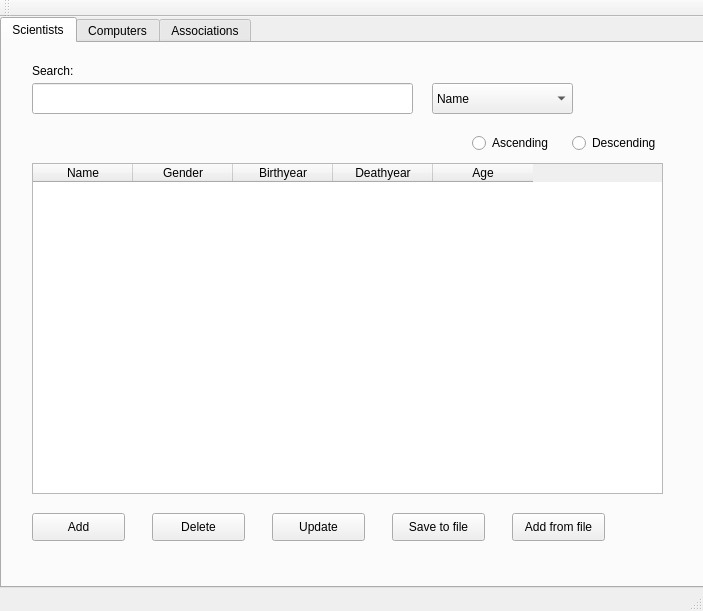
This is mainwindow.ui in marthagb/VLN1-Skil-3 as Qt 5 draws it before an edit. The edited form follows.
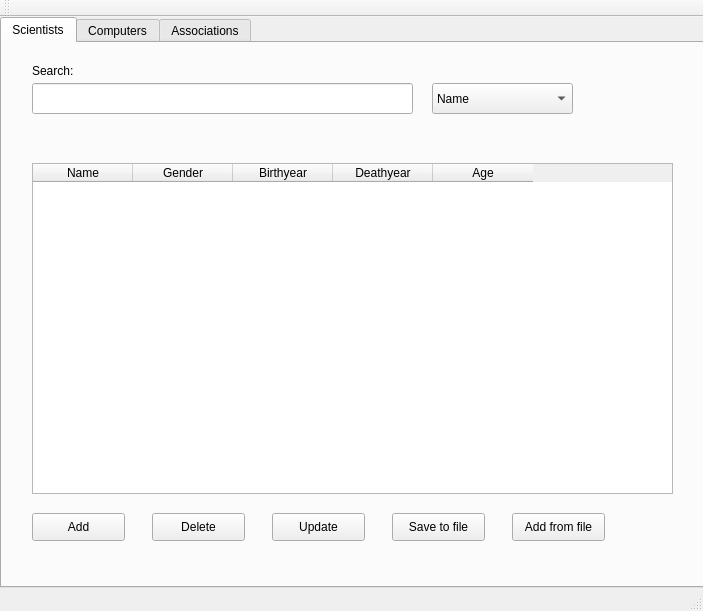
This is the edited form.

Commit message: sort komið í töflu og byrjar á scientists

Diff of the .ui file:
```diff
--- a/mainwindow.ui
+++ b/mainwindow.ui
@@ -29,6 +29,9 @@
     <property name="currentIndex">
      <number>0</number>
     </property>
+    <property name="elideMode">
+     <enum>Qt::ElideMiddle</enum>
+    </property>
     <widget class="QWidget" name="scientistsTab">
      <attribute name="title">
       <string>Scientists</string>
@@ -38,10 +41,19 @@
        <rect>
         <x>30</x>
         <y>120</y>
-        <width>631</width>
+        <width>641</width>
         <height>331</height>
        </rect>
       </property>
+      <property name="sizeAdjustPolicy">
+       <enum>QAbstractScrollArea::AdjustIgnored</enum>
+      </property>
+      <property name="editTriggers">
+       <set>QAbstractItemView::NoEditTriggers</set>
+      </property>
+      <property name="sortingEnabled">
+       <bool>true</bool>
+      </property>
       <column>
        <property name="text">
         <string>Name</string>
@@ -113,32 +125,6 @@
        </property>
       </item>
      </widget>
-     <widget class="QRadioButton" name="ascendingRadioButtonScientists">
-      <property name="geometry">
-       <rect>
-        <x>470</x>
-        <y>90</y>
-        <width>95</width>
-        <height>20</height>
-       </rect>
-      </property>
-      <property name="text">
-       <string>Ascending</string>
-      </property>
-     </widget>
-     <widget class="QRadioButton" name="descendingRadioButtonScientists">
-      <property name="geometry">
-       <rect>
-        <x>570</x>
-        <y>90</y>
-        <width>95</width>
-        <height>20</height>
-       </rect>
-      </property>
-      <property name="text">
-       <string>Descending</string>
-      </property>
-     </widget>
      <widget class="QPushButton" name="addScientistButton">
       <property name="geometry">
        <rect>
```
Left out of the diff: 78 changed lines with no effect on the pictures. The commit also changes 1 other file.
